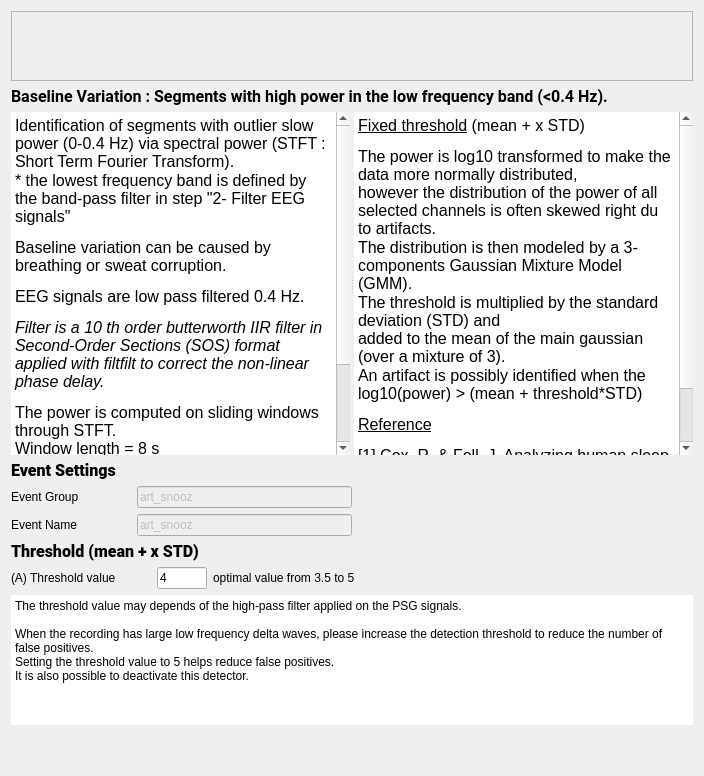
First picture: the form in tools/CEAMSTools/DetectArtifacts/BslVarStep/Ui_BslVarStep.ui, repository SnoozToolbox/snooz-package-ceams, before the edit.
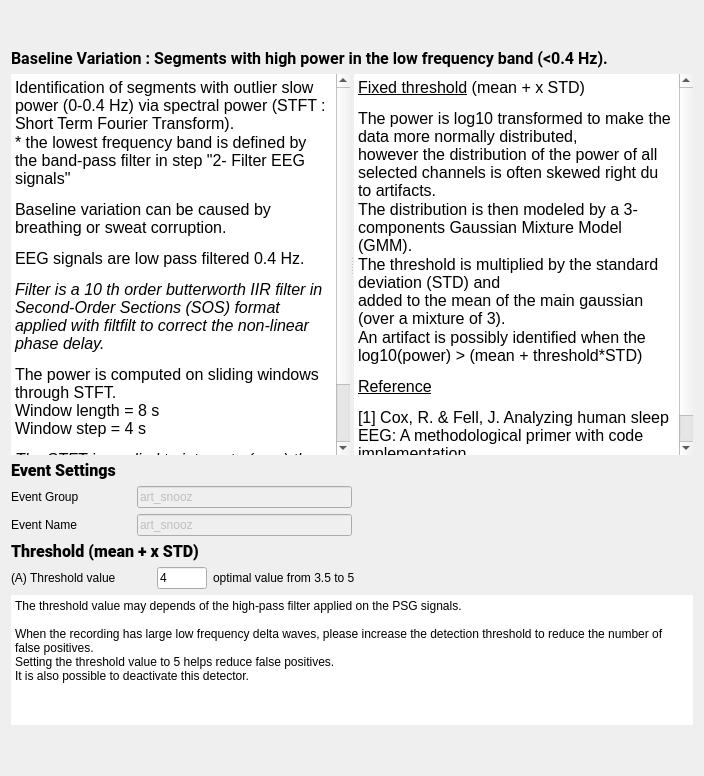
Second picture: the form after the edit.

Diff of the .ui file:
```diff
--- a/tools/CEAMSTools/DetectArtifacts/BslVarStep/Ui_BslVarStep.ui
+++ b/tools/CEAMSTools/DetectArtifacts/BslVarStep/Ui_BslVarStep.ui
@@ -18,25 +18,13 @@
   </property>
   <layout class="QVBoxLayout" name="verticalLayout_2">
    <item>
-    <widget class="QScrollArea" name="scrollArea">
+      <widget class="QWidget" name="imageWidget" native="true">
      <property name="sizePolicy">
       <sizepolicy hsizetype="Expanding" vsizetype="Preferred">
        <horstretch>0</horstretch>
        <verstretch>0</verstretch>
       </sizepolicy>
      </property>
-     <property name="widgetResizable">
-      <bool>true</bool>
-     </property>
-     <widget class="QWidget" name="scrollAreaWidgetContents">
-      <property name="geometry">
-       <rect>
-        <x>0</x>
-        <y>0</y>
-        <width>1545</width>
-        <height>161</height>
-       </rect>
-      </property>
       <layout class="QHBoxLayout" name="horizontalLayout">
        <item>
         <widget class="QLabel" name="label_7">
@@ -49,7 +37,6 @@
         </widget>
        </item>
       </layout>
-     </widget>
     </widget>
    </item>
    <item>
```
Lines whose indentation alone changed are shown as unchanged.
